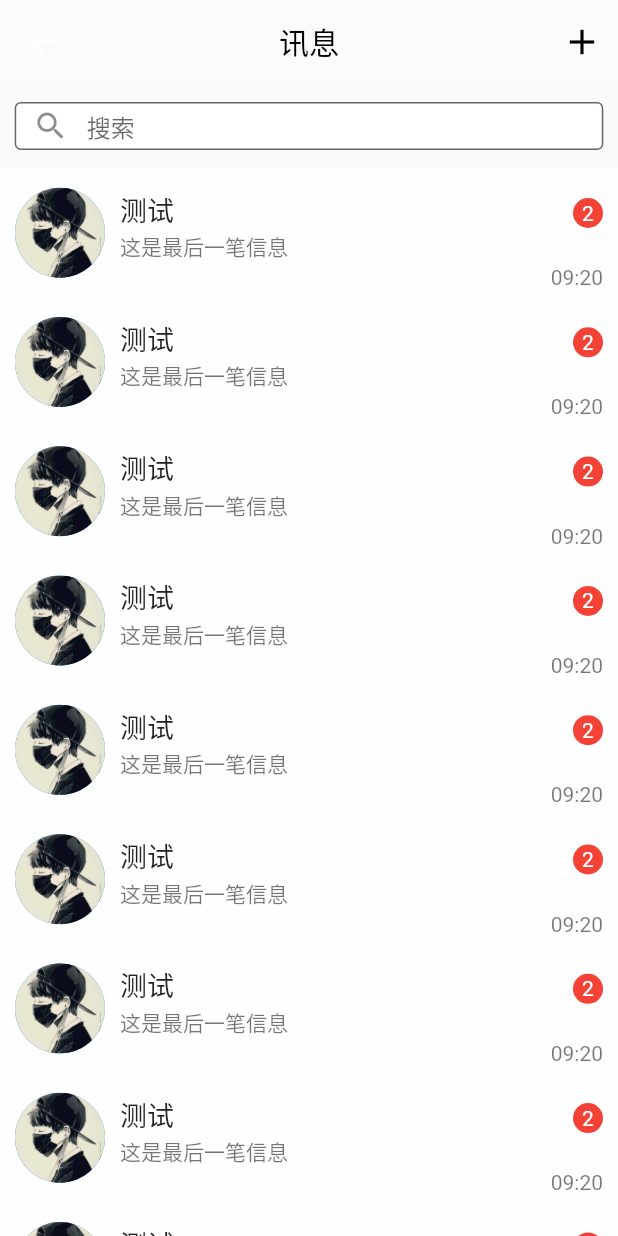
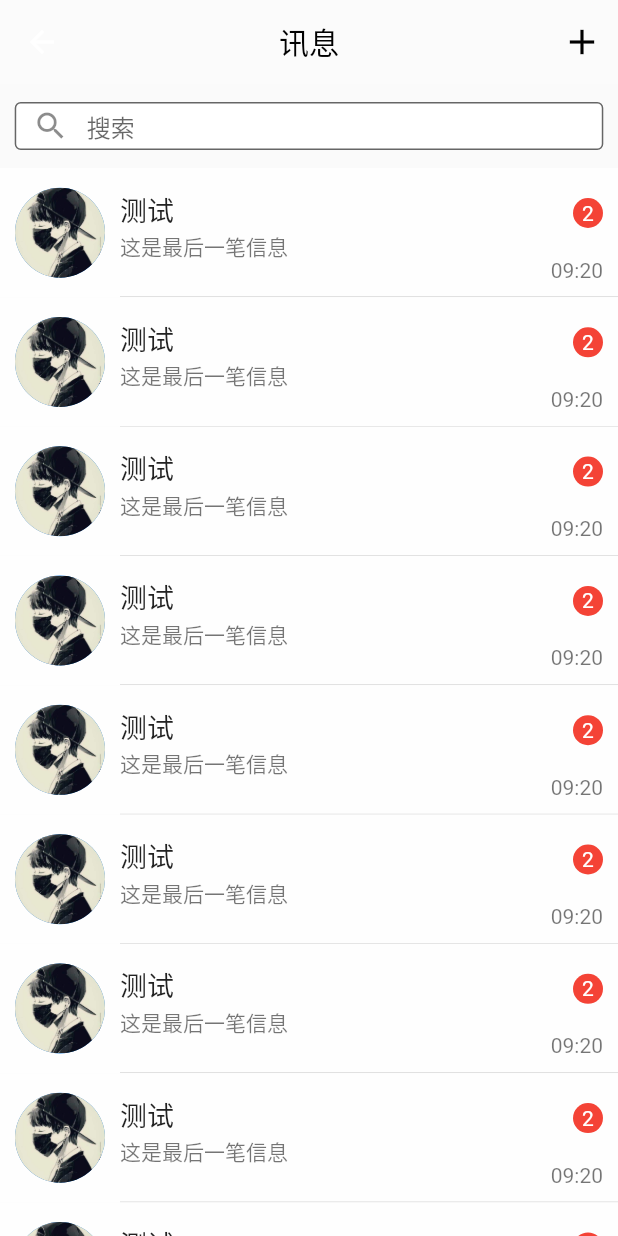
Before and after one commit to 1554967671/Flutter, a Flutter app: the HomePage screen opened directly, on a phone screen of 412 x 824 dp. Run offline on Flutter 3.47's test engine with Material 2 defaults, Android fonts, the phone set to English and light mode, and no system bars; our stand-ins replace charts_flutter, device_info, flutter_easyrefresh, get_it, local_auth, shared_preferences and 1 more; missing offline and left inert: bottom_tab_bar; accounts and stored records are empty; network calls fail.

Commit message:
修改code

```diff
--- a/flutter_app/lib/action.dart
+++ b/flutter_app/lib/action.dart
@@ -9,7 +9,7 @@ class ActionPage extends StatelessWidget{
     return Scaffold(
       appBar: AppBar(
         title: Text('发现',style: TextStyle(
-            color: Colors.black38
+            color: Colors.black
         )),
         centerTitle: true,
         backgroundColor: Colors.white12,
@@ -47,7 +47,7 @@ class ActionBody extends StatelessWidget{
             ),
             Expanded(
               child: Container(
-                color: Colors.black,
+                color: Colors.black38,
               ),
             ),
           ],
--- a/flutter_app/lib/home.dart
+++ b/flutter_app/lib/home.dart
@@ -69,7 +69,7 @@ class _HomeBodyState extends State<_HomeBody>{
     return InkWell(
       onTap: (){},
       child: Container(
-        color: Colors.white70,
+        color: Color(0xBBFFFFFF),
         height: 86.2,
         child: Row(
           mainAxisAlignment: MainAxisAlignment.start,
@@ -159,8 +159,16 @@ class _HomeBodyState extends State<_HomeBody>{
                     Container(
                       height: 26.0,
                       padding: EdgeInsets.only(right: 10.0),
+                      decoration: BoxDecoration(
+                        border: Border(
+                          bottom: BorderSide(
+                            width: 0.2,
+                            color: Colors.black38,
+                          )
+                        )
+                      ),
                       child: Container(
-                        alignment: Alignment.centerRight,
+                        alignment: Alignment.topRight,
                         child: Text(
                           "09:20",
                           style: TextStyle(
```
